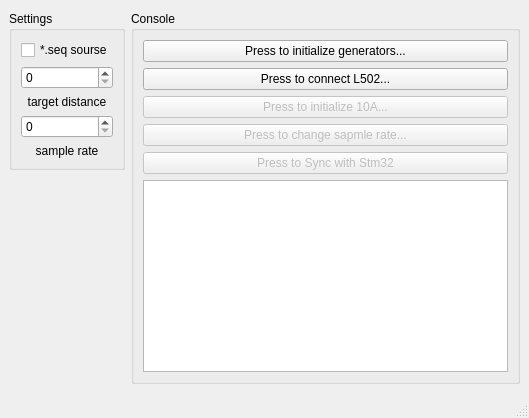
Azazelloo/L502_Widget_QT_Git, file mainwindow.ui: the form before one commit.
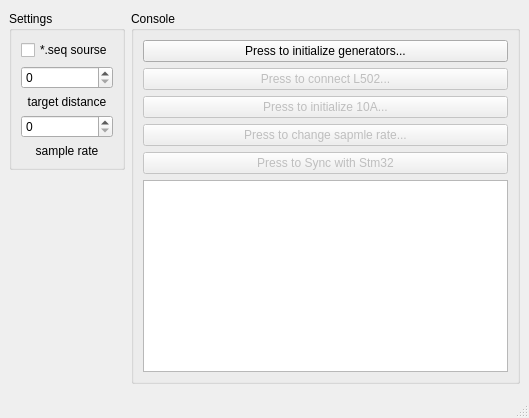
The form after the commit.

```diff
--- a/mainwindow.ui
+++ b/mainwindow.ui
@@ -126,6 +126,9 @@
        </item>
        <item row="1" column="1">
         <widget class="QPushButton" name="connectL502devices">
+         <property name="enabled">
+          <bool>false</bool>
+         </property>
          <property name="text">
           <string>Press to connect L502...</string>
          </property>
```
